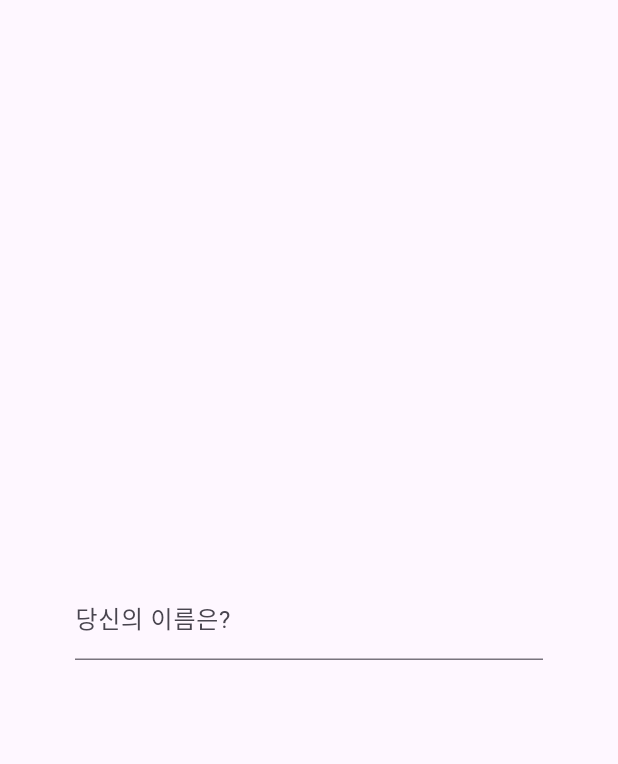
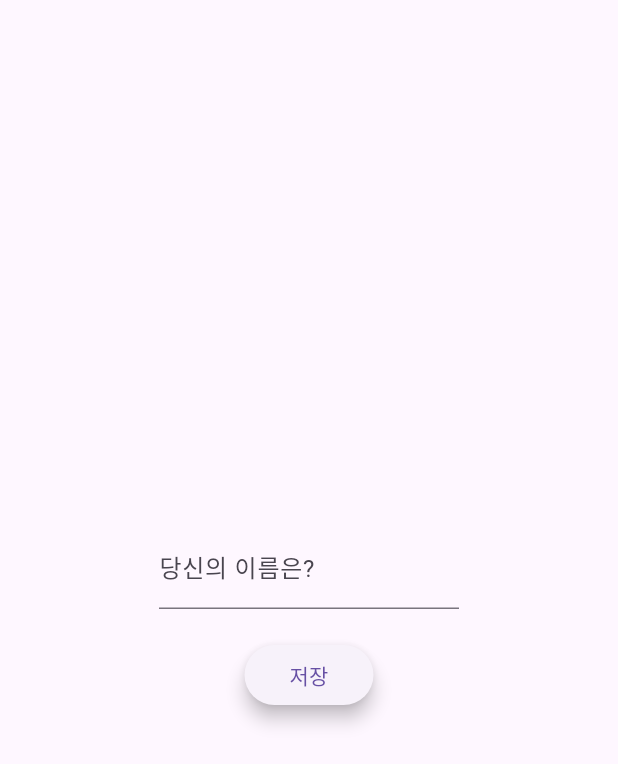
Before and after one commit to tyange/both_of_us, a Flutter app: the MeScreen screen opened directly, on a phone screen of 412 x 824 dp. Shown: the top 764 px of the screen. Run offline on Flutter 3.47's test engine with Material 2 defaults, Android fonts, the phone set to English and light mode, and no system bars.

Commit message:
styling me screen

```diff
--- a/lib/screens/me.dart
+++ b/lib/screens/me.dart
@@ -11,6 +11,10 @@ class MeScreen extends StatefulWidget {
 class _MeScreenState extends State<MeScreen> {
   final _meNameController = TextEditingController();
 
+  void _submittedMeName() {
+    print(_meNameController.text);
+  }
+
   @override
   void dispose() {
     _meNameController.dispose();
@@ -20,15 +24,32 @@ class _MeScreenState extends State<MeScreen> {
   @override
   Widget build(BuildContext context) {
     return Scaffold(
+      resizeToAvoidBottomInset: false,
       body: CenterColumn(
         children: [
-          Container(
-            padding: EdgeInsets.symmetric(horizontal: 50),
+          SizedBox(
+            width: 200,
             child: TextField(
               controller: _meNameController,
-              decoration: InputDecoration(labelText: '당신의 이름은?'),
+              decoration: const InputDecoration(
+                labelText: '당신의 이름은?',
+              ),
             ),
-          )
+          ),
+          const SizedBox(
+            height: 20,
+          ),
+          ElevatedButton(
+            onPressed: _submittedMeName,
+            style: ElevatedButton.styleFrom(
+              padding: const EdgeInsets.symmetric(
+                horizontal: 30,
+                vertical: 10,
+              ),
+              elevation: 5,
+            ),
+            child: const Text('저장'),
+          ),
         ],
       ),
     );
```
